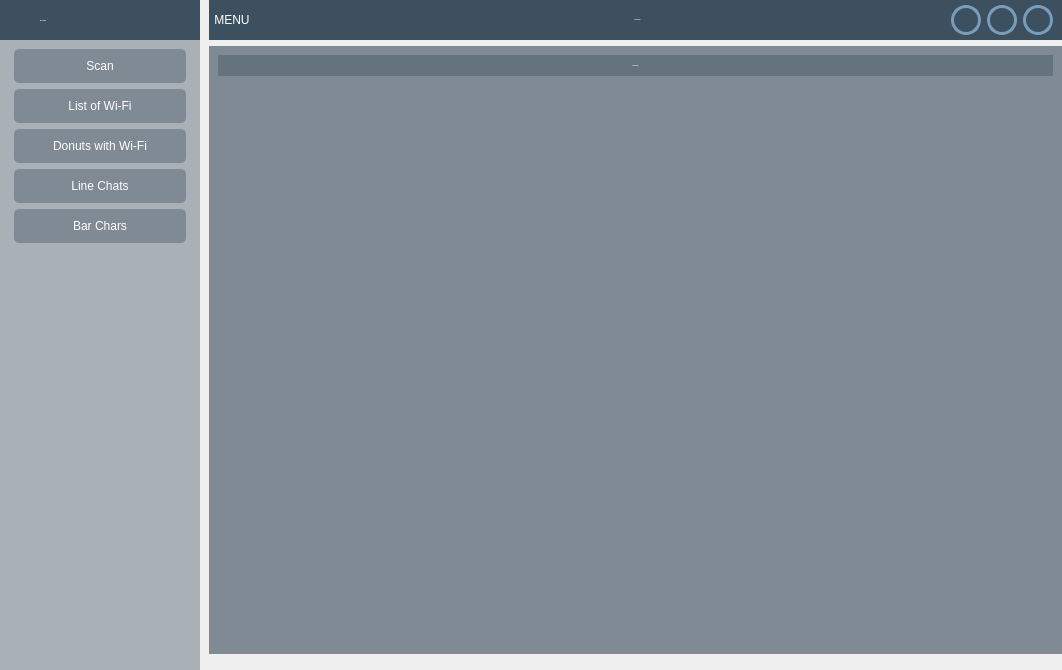
Above: interface.ui from Loftkn/wifi before the change. Below: the same form after it.
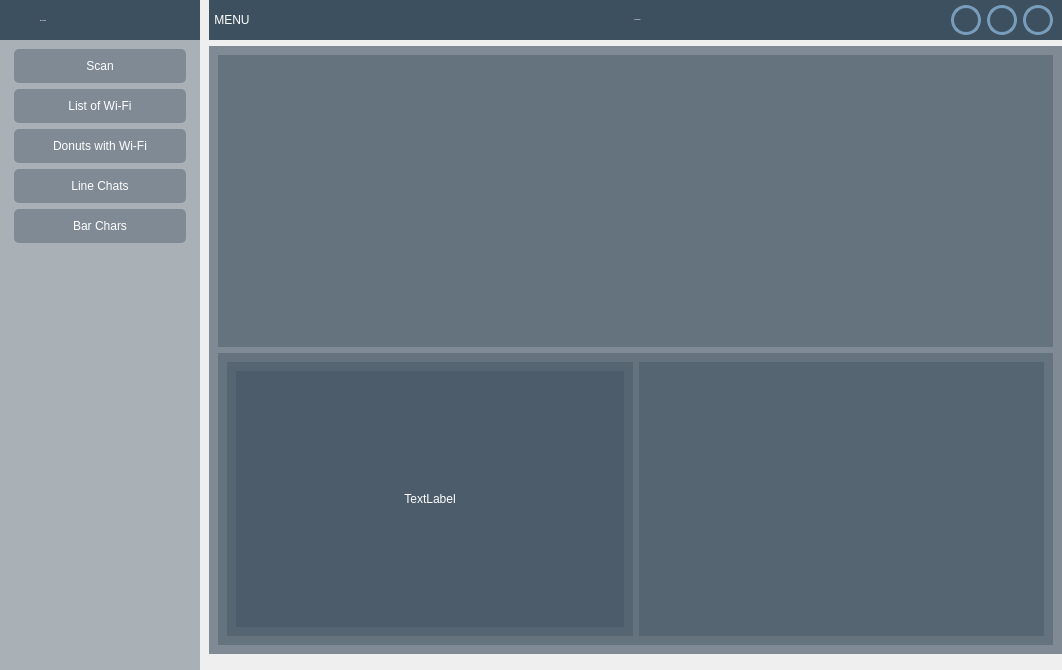
That is the form after the change. Icons and pictures are not drawn.

Diff of the .ui file:
```diff
--- a/interface.ui
+++ b/interface.ui
@@ -697,31 +697,34 @@
              </layout>
             </widget>
             <widget class="QWidget" name="wifi_page">
-             <layout class="QVBoxLayout" name="verticalLayout_13">
-              <item>
-               <widget class="QFrame" name="wifi_page_frame_17">
+             <layout class="QGridLayout" name="gridLayout_2">
+              <item row="0" column="0">
+               <widget class="QGroupBox" name="groupBox">
+                <property name="title">
+                 <string/>
+                </property>
+                <layout class="QGridLayout" name="wifi_page_graph_cont"/>
+               </widget>
+              </item>
+              <item row="1" column="0">
+               <widget class="QGroupBox" name="groupBox_2">
+                <property name="title">
+                 <string/>
+                </property>
+                <layout class="QGridLayout" name="wifi_page_info_cont">
+                 <item row="0" column="0">
+                  <widget class="QFrame" name="frame_2">
                 <property name="frameShape">
                  <enum>QFrame::StyledPanel</enum>
                 </property>
                 <property name="frameShadow">
                  <enum>QFrame::Raised</enum>
                 </property>
-                <layout class="QVBoxLayout" name="verticalLayout_12">
-                 <item>
-                  <widget class="QLabel" name="wifi_page_label_16">
-                   <property name="font">
-                    <font>
-                     <family>NovaFlat</family>
-                     <pointsize>-1</pointsize>
-                     <weight>75</weight>
-                     <bold>true</bold>
-                    </font>
-                   </property>
-                   <property name="styleSheet">
-                    <string notr="true">background-color: none;</string>
-                   </property>
+                   <layout class="QGridLayout" name="gridLayout_4">
+                    <item row="0" column="0">
+                     <widget class="QLabel" name="wifi_page_label_text">
                    <property name="text">
-                    <string>LINE CHARTS</string>
+                       <string>TextLabel</string>
                    </property>
                    <property name="alignment">
                     <set>Qt::AlignCenter</set>
@@ -731,30 +734,17 @@
                 </layout>
                </widget>
               </item>
-              <item>
-               <widget class="QFrame" name="wifi_page_frame_16">
-                <property name="sizePolicy">
-                 <sizepolicy hsizetype="Expanding" vsizetype="Expanding">
-                  <horstretch>0</horstretch>
-                  <verstretch>0</verstretch>
-                 </sizepolicy>
-                </property>
-                <property name="minimumSize">
-                 <size>
-                  <width>0</width>
-                  <height>300</height>
-                 </size>
-                </property>
-                <property name="styleSheet">
-                 <string notr="true">QFrame{background-color: none;}</string>
-                </property>
+                 <item row="0" column="1">
+                  <widget class="QFrame" name="frame">
                 <property name="frameShape">
                  <enum>QFrame::StyledPanel</enum>
                 </property>
                 <property name="frameShadow">
                  <enum>QFrame::Raised</enum>
                 </property>
-                <layout class="QGridLayout" name="wifi_page_cont"/>
+                  </widget>
+                 </item>
+                </layout>
                </widget>
               </item>
              </layout>
```
Lines whose indentation alone changed are shown as unchanged.
